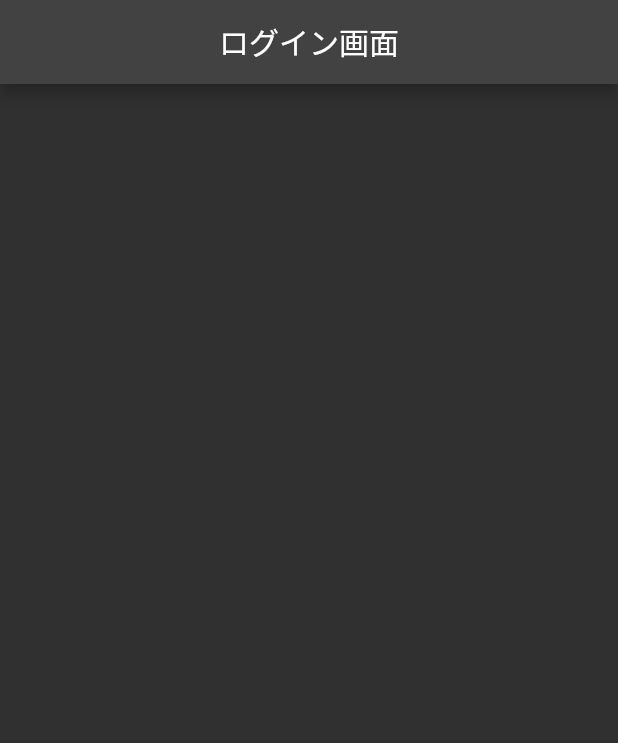
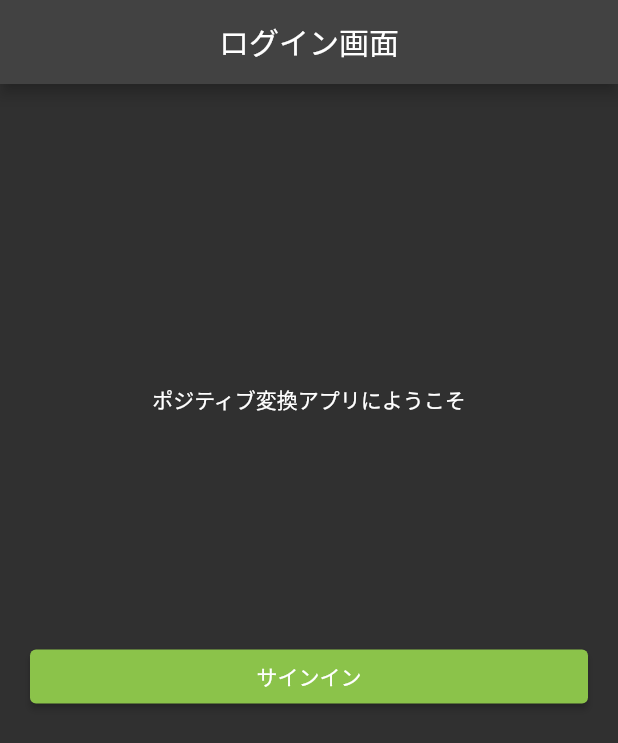
Before and after one commit to hachimitsuboy/positive_conversion_reframing, a Flutter app: the screen it shows after launch, on a phone screen of 412 x 824 dp. Shown: the top 743 px of the screen. Run offline on Flutter 3.47's test engine with Material 2 defaults, Android fonts, the phone set to English and light mode, and no system bars; our stand-ins replace cloud_firestore, firebase_auth, firebase_core, fluttertoast, google_sign_in; accounts and stored records are empty.

```diff
--- a/lib/main.dart
+++ b/lib/main.dart
@@ -1,6 +1,6 @@
 import 'package:flutter/material.dart';
 import 'package:positive_conversion_reframing/view/home_screen.dart';
-import 'package:positive_conversion_reframing/view/login_screen.dart';
+import 'package:positive_conversion_reframing/view/login/login_screen.dart';
 import 'package:positive_conversion_reframing/view_models/login_view_model.dart';
 import 'package:provider/provider.dart';
 import 'package:firebase_core/firebase_core.dart';
--- /dev/null
+++ b/lib/view/common/components/iconButton.dart
@@ -0,0 +1,23 @@
+import 'package:flutter/material.dart';
+
+class iconButton extends StatelessWidget {
+  final String label;
+  final VoidCallback onPressed;
+
+  iconButton({
+    required this.label,
+    required this.onPressed,
+  });
+
+  @override
+  Widget build(BuildContext context) {
+    return ElevatedButton(
+      style: ElevatedButton.styleFrom(
+        primary: Colors.lightGreen,
+        onPrimary: Colors.white,
+      ),
+      onPressed: onPressed,
+      child: Text(label),
+    );
+  }
+}
--- /dev/null
+++ b/lib/view/login/login_screen.dart
@@ -0,0 +1,68 @@
+import 'package:flutter/material.dart';
+import 'package:fluttertoast/fluttertoast.dart';
+import 'package:positive_conversion_reframing/view/common/components/iconButton.dart';
+import 'package:positive_conversion_reframing/view/home_screen.dart';
+import 'package:positive_conversion_reframing/view_models/login_view_model.dart';
+import 'package:provider/provider.dart';
+
+class LoginScreen extends StatelessWidget {
+  @override
+  Widget build(BuildContext context) {
+    return Scaffold(
+      appBar: AppBar(
+        title: Text("ログイン画面"),
+        centerTitle: true,
+      ),
+      body: Center(
+        child: Consumer<LoginViewModel>(
+          builder: (context, model, child) {
+            return model.isLoading
+                ? CircularProgressIndicator()
+                : Column(
+                    children: [
+                      SizedBox(
+                        height: 200,
+                      ),
+                      Text("ポジティブ変換アプリにようこそ"),
+                      SizedBox(
+                        height: 150,
+                      ),
+                      SizedBox(
+                        width: double.infinity,
+                        child: Padding(
+                          padding: const EdgeInsets.symmetric(horizontal: 20.0),
+                          child: iconButton(
+                            label: 'サインイン',
+                            onPressed: () => login(context),
+                          ),
+                        ),
+                      ),
+                    ],
+                  );
+          },
+        ),
+      ),
+    );
+  }
+
+  login(BuildContext context) async {
+    final loginViewModel = context.read<LoginViewModel>();
+    await loginViewModel.signIn();
+
+    if (!loginViewModel.isSuccessful) {
+      //ログインが上手くいかなかった場合
+      Fluttertoast.showToast(msg: "ログインに失敗しました");
+      return;
+    }
+    _openHomeScreen(context);
+  }
+
+  void _openHomeScreen(BuildContext context) {
+    Navigator.push(
+      context,
+      MaterialPageRoute(
+        builder: (_) => HomeScreen(),
+      ),
+    );
+  }
+}
--- a/lib/view/login_screen.dart
+++ /dev/null
@@ -1,15 +0,0 @@
-import 'package:flutter/material.dart';
-
-class LoginScreen extends StatelessWidget {
-
-  @override
-  Widget build(BuildContext context) {
-    return Scaffold(
-      appBar: AppBar(
-        title: Text("ログイン画面"),
-        centerTitle: true,
-      ),
-      body: Container(),
-    );
-  }
-}
--- a/lib/view_models/login_view_model.dart
+++ b/lib/view_models/login_view_model.dart
@@ -6,9 +6,23 @@ class LoginViewModel extends ChangeNotifier {
 
   LoginViewModel({required this.userRepository});
 
+  bool isLoading = false;
+  bool isSuccessful = false;
+
   Future<bool> isSignIn() async {
     return await userRepository.isSignIn();
   }
 
+  Future<void> signIn() async {
+    isLoading = true;
+    notifyListeners();
+
+    isSuccessful = await userRepository.signIn();
+
+    isLoading = false;
+    notifyListeners();
+
+  }
+
 
 }
--- a/pubspec.yaml
+++ b/pubspec.yaml
@@ -45,6 +45,8 @@ dependencies:
 
   universal_html: ^2.0.8
   http: ^0.13.4
+
+  fluttertoast: ^8.0.8
 
 dev_dependencies:
   flutter_test:
```
Also changed, not shown: lib/models/db/database_manager.dart (+27 -0 lines), lib/models/repositories/user_repository.dart (+70 -3 lines), pubspec.lock, 2 other files.
